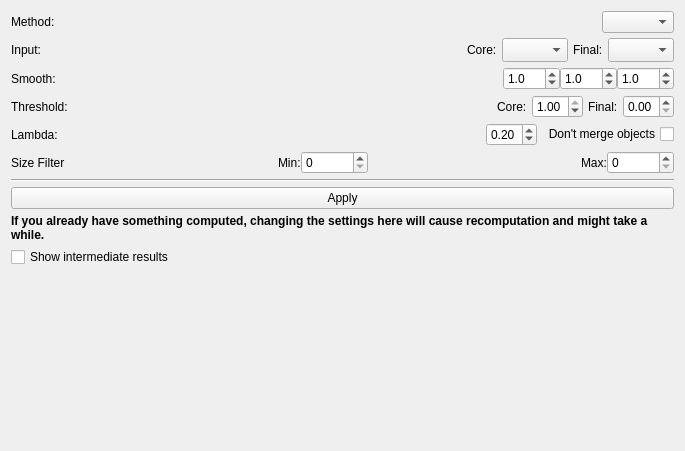
Qt form ilastik/applets/thresholdTwoLevels/drawer.ui (ilastik/ilastik) before a commit.
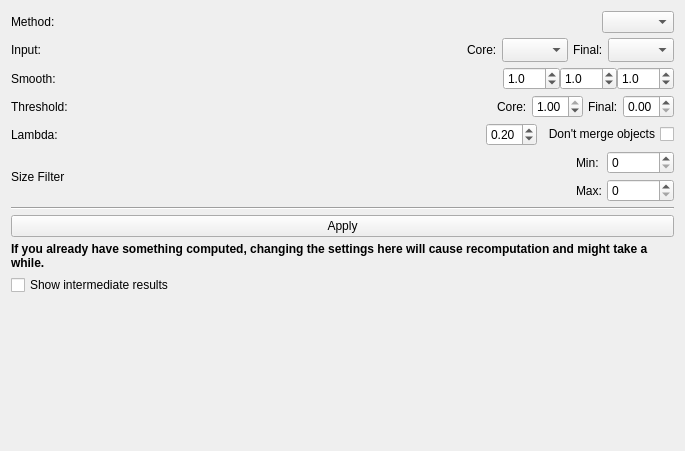
The same form after that commit.

Commit message:
Object size filter: Increase permitted value range
The maximum on QSPinBox also determines its width, so increasing the max also makes the layout wider.

Min and Max spin boxes are now arranged vertically because this applet drawer is already too wide.

Diff of the .ui file:
```diff
--- a/ilastik/applets/thresholdTwoLevels/drawer.ui
+++ b/ilastik/applets/thresholdTwoLevels/drawer.ui
@@ -368,6 +368,16 @@
       </spacer>
      </item>
      <item>
+      <layout class="QVBoxLayout" name="verticalLayout_2">
+       <property name="spacing">
+        <number>5</number>
+       </property>
+       <item>
+        <layout class="QHBoxLayout" name="horizontalLayout_4">
+         <property name="spacing">
+          <number>5</number>
+         </property>
+         <item>
       <widget class="QLabel" name="label_9">
        <property name="text">
         <string>Min:</string>
@@ -386,23 +396,17 @@
         <string>Min object area in pixels</string>
        </property>
        <property name="maximum">
-        <number>100000</number>
+            <number>2000000000</number>
        </property>
       </widget>
      </item>
+        </layout>
+       </item>
      <item>
-      <spacer name="horizontalSpacer_7">
-       <property name="orientation">
-        <enum>Qt::Horizontal</enum>
-       </property>
-       <property name="sizeHint" stdset="0">
-        <size>
-         <width>40</width>
-         <height>20</height>
-        </size>
-       </property>
-      </spacer>
-     </item>
+        <layout class="QHBoxLayout" name="horizontalLayout_5">
+         <property name="spacing">
+          <number>5</number>
+         </property>
      <item>
       <widget class="QLabel" name="label_7">
        <property name="text">
@@ -422,9 +426,13 @@
         <string>Max object area in pixels</string>
        </property>
        <property name="maximum">
-        <number>100000000</number>
-       </property>
-      </widget>
+            <number>2000000000</number>
+           </property>
+          </widget>
+         </item>
+        </layout>
+       </item>
+      </layout>
      </item>
     </layout>
    </item>
```
Lines whose indentation alone changed are shown as unchanged.
